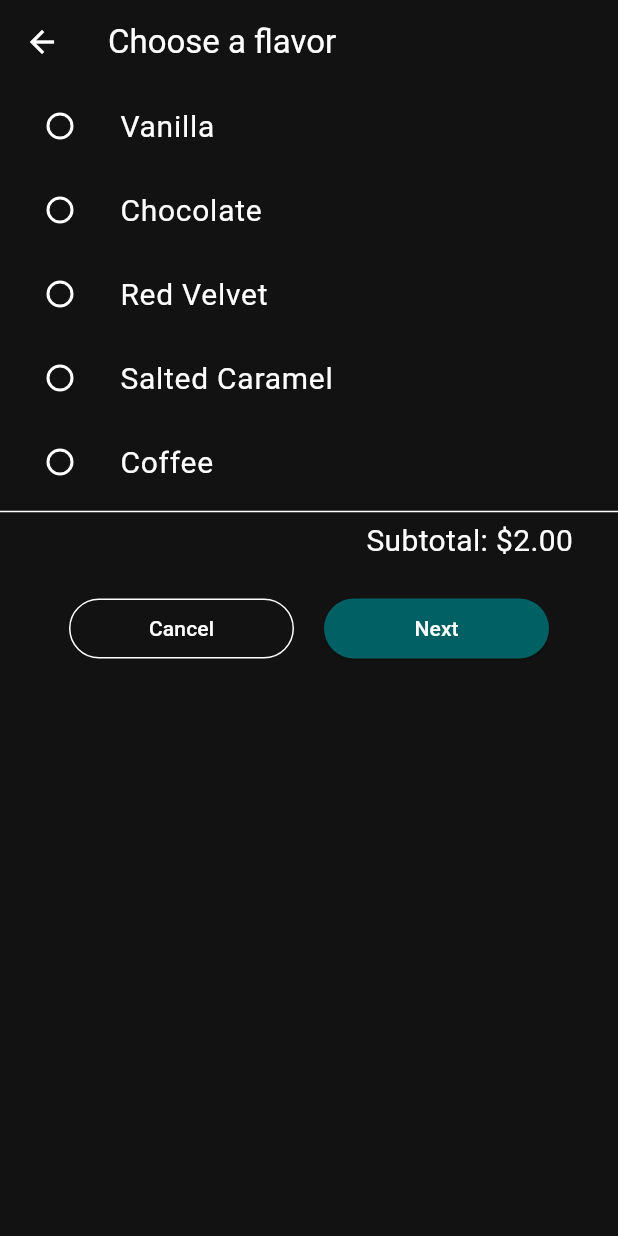
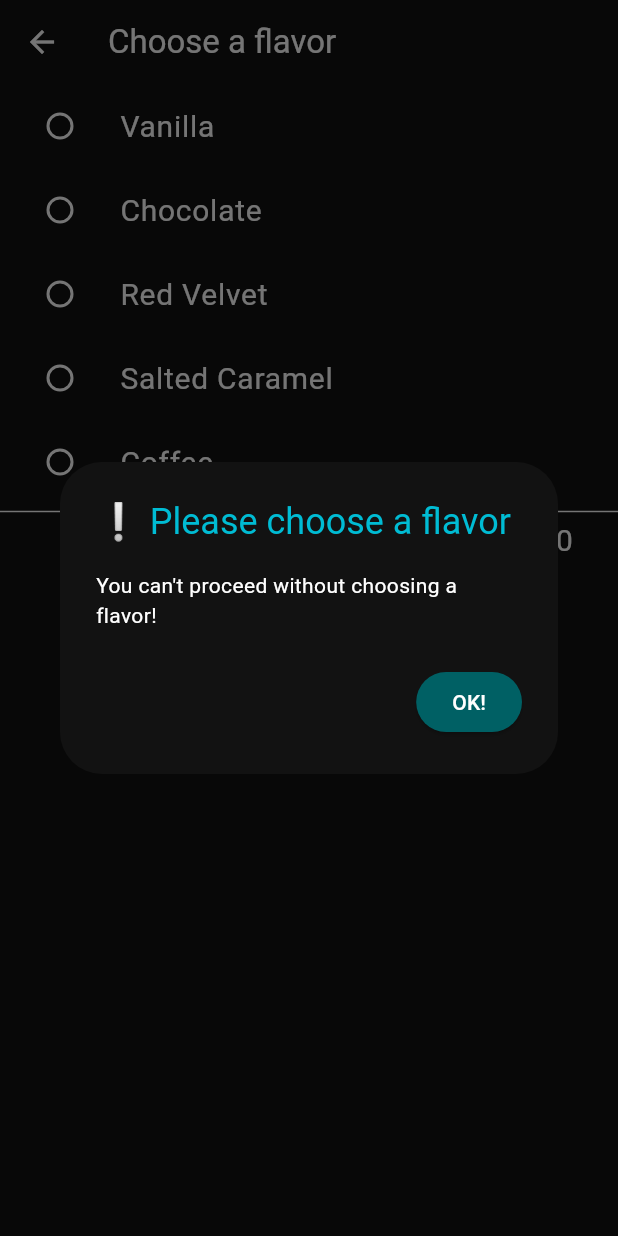
Before and after one commit to BionicHawk/cupcake_app, a Flutter app: the FlavorPage screen opened directly, after a tap on "Next", on a phone screen of 412 x 824 dp. Run offline on Flutter 3.47's test engine with Material 2 defaults, Android fonts, the light colour scheme and no system bars.

Commit message:
Dialogos

```diff
--- /dev/null
+++ b/lib/common/dialogs.dart
@@ -0,0 +1,27 @@
+import 'package:flutter/material.dart';
+
+Future<void> showInfo(
+    BuildContext context, String title, String message) async {
+  Text titleWidget =
+      Text("❕ $title", style: const TextStyle(color: Colors.cyan));
+
+  Text messageWidget = Text("$message!");
+
+  ElevatedButton okButton = ElevatedButton(
+      style: ElevatedButton.styleFrom(backgroundColor: Colors.cyan.shade900),
+      onPressed: () {
+        Navigator.of(context).pop();
+      },
+      child: const Text(
+        "OK!",
+        style: TextStyle(color: Colors.white),
+      ));
+
+  return showDialog<void>(
+      context: context,
+      builder: (BuildContext context) => AlertDialog(
+            title: titleWidget,
+            content: messageWidget,
+            actions: [okButton],
+          ));
+}
--- a/lib/screens/Date/pick_a_date.dart
+++ b/lib/screens/Date/pick_a_date.dart
@@ -1,4 +1,5 @@
 import 'package:cupcake_app/common/DTO/selling_item.dart';
+import 'package:cupcake_app/common/Dialogs.dart';
 import 'package:cupcake_app/common/customized_text.dart';
 import 'package:cupcake_app/common/flavors.dart';
 import 'package:cupcake_app/screens/order/order_summary.dart';
@@ -166,6 +167,8 @@ class _PickDateState extends State<PickDate> {
                       backgroundColor: Colors.cyan.shade900),
                   onPressed: () {
                     if (selected == null) {
+                      showInfo(context, "Choose a Pickup Date",
+                          "Please choose a pickup date so you can proceed");
                       return;
                     }
                     Navigator.pop(context);
--- a/lib/screens/flavor/flavor.dart
+++ b/lib/screens/flavor/flavor.dart
@@ -1,3 +1,4 @@
+import 'package:cupcake_app/common/Dialogs.dart';
 import 'package:cupcake_app/common/customized_text.dart';
 import 'package:cupcake_app/screens/Date/pick_a_date.dart';
 import 'package:flutter/material.dart';
@@ -141,6 +142,8 @@ class _FlavorPageState extends State<FlavorPage> {
                     backgroundColor: Colors.cyan.shade900),
                 onPressed: () {
                   if (selected == null) {
+                    showInfo(context, "Please choose a flavor",
+                        "You can't proceed without choosing a flavor");
                     return;
                   }
                   Navigator.pop(context);
--- a/lib/screens/order/order_summary.dart
+++ b/lib/screens/order/order_summary.dart
@@ -1,4 +1,5 @@
 import 'package:cupcake_app/common/DTO/selling_item.dart';
+import 'package:cupcake_app/common/dialogs.dart';
 import 'package:cupcake_app/common/flavors.dart';
 import 'package:flutter/material.dart';
 import 'package:intl/intl.dart';
@@ -77,10 +78,12 @@ class _OrderSummaryState extends State<OrderSummary> {
                       style: ElevatedButton.styleFrom(
                           backgroundColor: Colors.cyan.shade900),
                       onPressed: () async {
-                        // TODO
+                        await showInfo(context, "I send your request",
+                            "The order has been sended to the bakery");
+                        Navigator.pop(context);
                       },
                       child: const Text(
-                        "SEND ORDER TO ANOTHER APP",
+                        "SEND ORDER",
                         style: TextStyle(color: Colors.white),
                       )),
                 ),
```
